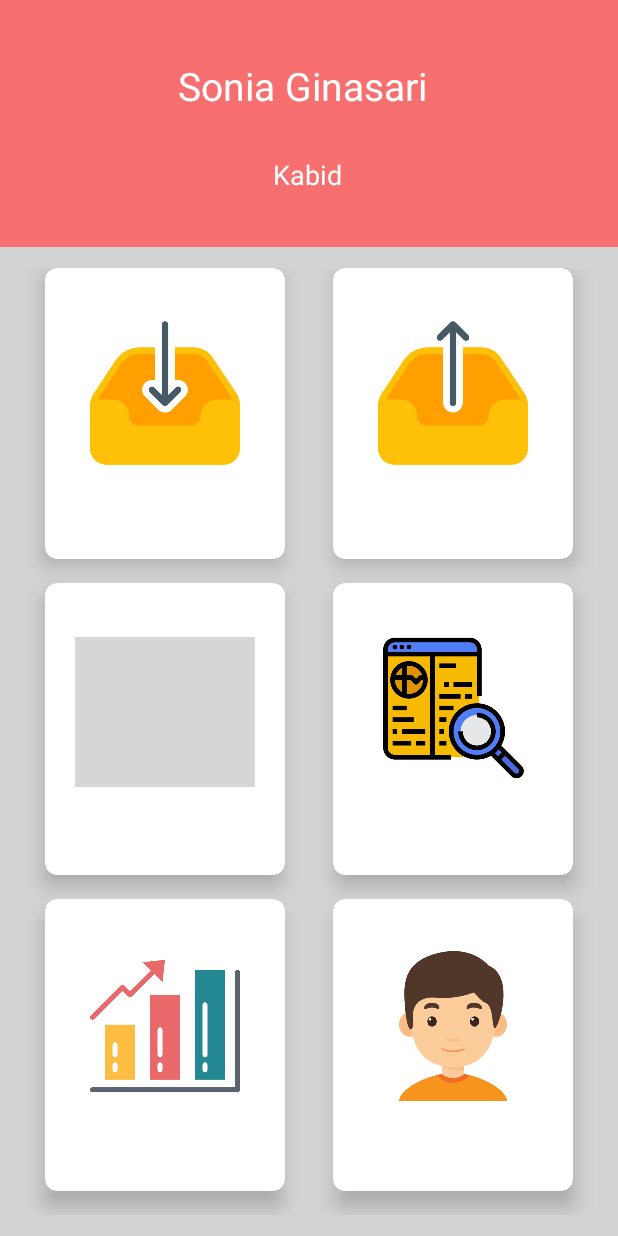
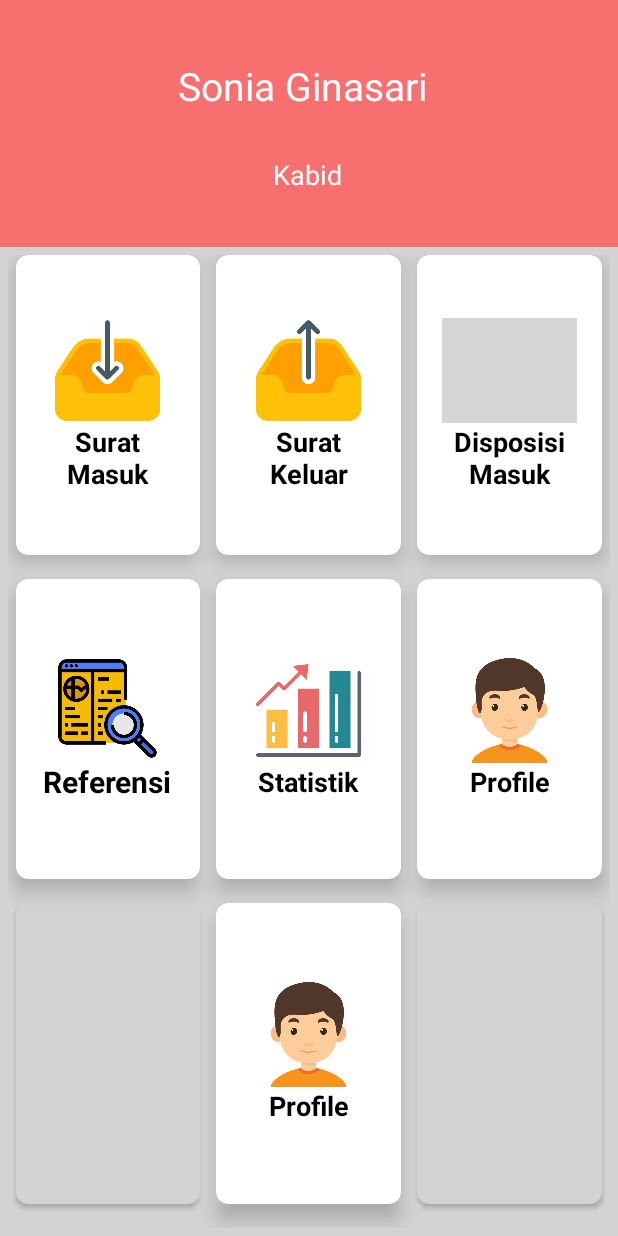
Before and after one commit to merilianacandra/kp_polda, an Android app: the MainActivity screen opened directly, with no data from a screen before it, on a phone screen of 412 x 824 dp. Run offline under Robolectric (Android 15) with nearby library versions, the phone set to English and light mode, and no system bars; grey boxes are pictures that could not be loaded.

Commit message:
Merge branch 'master' of https://github.com/merilianacandra/kp_polda
# Conflicts:
#	app/build.gradle

```diff
--- a/app/build.gradle
+++ b/app/build.gradle
@@ -29,5 +29,6 @@ dependencies {
     implementation 'de.hdodenhof:circleimageview:2.2.0'
     implementation 'com.mikhaellopez:circularimageview:3.2.0'
     implementation 'androidx.cardview:cardview:1.0.0'
+    implementation 'com.android.volley:volley:1.1.1'
 
 }
--- a/app/src/main/res/layout/activity_main.xml
+++ b/app/src/main/res/layout/activity_main.xml
@@ -45,13 +45,13 @@
     <GridLayout
         android:id="@+id/mainGrid"
         android:rowCount="3"
-        android:columnCount="2"
+        android:columnCount="3"
         android:alignmentMode="alignMargins"
         android:columnOrderPreserved="false"
         android:layout_weight="8"
         android:layout_width="match_parent"
         android:layout_height="0dp"
-        android:padding="14dp">
+        android:padding="5dp">
 
         <!-- ROW 1  -->
         <!-- COLUMN 1  -->
@@ -64,8 +64,8 @@
             android:layout_columnWeight="1"
             android:layout_marginBottom="16dp"
             android:layout_rowWeight="1"
-            android:layout_marginLeft="16dp"
-            android:layout_marginRight="16dp"
+            android:layout_marginLeft="5dp"
+            android:layout_marginRight="5dp"
             app:cardElevation="8dp"
             app:cardCornerRadius="8dp">
 
@@ -79,16 +79,16 @@
                 <ImageView
                     android:src="@drawable/inbox"
                     android:layout_gravity="center_horizontal"
-                    android:layout_width="120dp"
-                    android:layout_height="100dp" />
+                    android:layout_width="90dp"
+                    android:layout_height="70dp" />
 
                 <TextView
                     android:textAlignment="center"
                     android:text="Surat Masuk"
-                    android:textColor="#ffffff"
-                    android:textSize="20sp"
+                    android:textColor="@color/colorBlack"
+                    android:textSize="18sp"
                     android:textStyle="bold"
-                    android:layout_width="120dp"
+                    android:layout_width="90dp"
                     android:layout_height="wrap_content" />
 
             </LinearLayout>
@@ -103,8 +103,8 @@
             android:layout_columnWeight="1"
             android:layout_marginBottom="16dp"
             android:layout_rowWeight="1"
-            android:layout_marginLeft="16dp"
-            android:layout_marginRight="16dp"
+            android:layout_marginLeft="5dp"
+            android:layout_marginRight="5dp"
             app:cardElevation="8dp"
             app:cardCornerRadius="8dp">
 
@@ -118,16 +118,16 @@
                 <ImageView
                     android:src="@drawable/upload"
                     android:layout_gravity="center_horizontal"
-                    android:layout_width="120dp"
-                    android:layout_height="100dp" />
+                    android:layout_width="90dp"
+                    android:layout_height="70dp" />
 
                 <TextView
                     android:textAlignment="center"
                     android:text="Surat Keluar"
-                    android:textColor="#ffffff"
-                    android:textSize="20sp"
+                    android:textColor="@color/colorBlack"
+                    android:textSize="18sp"
                     android:textStyle="bold"
-                    android:layout_width="120dp"
+                    android:layout_width="90dp"
                     android:layout_height="wrap_content" />
 
             </LinearLayout>
@@ -145,8 +145,8 @@
             android:layout_columnWeight="1"
             android:layout_marginBottom="16dp"
             android:layout_rowWeight="1"
-            android:layout_marginLeft="16dp"
-            android:layout_marginRight="16dp"
+            android:layout_marginLeft="5dp"
+            android:layout_marginRight="5dp"
             app:cardElevation="8dp"
             app:cardCornerRadius="8dp">
 
@@ -160,16 +160,16 @@
                 <ImageView
                     android:src="@drawable/disposisimasuk"
                     android:layout_gravity="center_horizontal"
-                    android:layout_width="120dp"
-                    android:layout_height="100dp" />
+                    android:layout_width="90dp"
+                    android:layout_height="70dp" />
 
                 <TextView
-                    android:layout_width="120dp"
+                    android:layout_width="90dp"
                     android:layout_height="wrap_content"
                     android:text="Disposisi Masuk"
                     android:textAlignment="center"
-                    android:textColor="#ffffff"
-                    android:textSize="16sp"
+                    android:textColor="@color/colorBlack"
+                    android:textSize="18sp"
                     android:textStyle="bold" />
 
             </LinearLayout>
@@ -184,8 +184,8 @@
             android:layout_columnWeight="1"
             android:layout_marginBottom="16dp"
             android:layout_rowWeight="1"
-            android:layout_marginLeft="16dp"
-            android:layout_marginRight="16dp"
+            android:layout_marginLeft="5dp"
+            android:layout_marginRight="5dp"
             app:cardElevation="8dp"
             app:cardCornerRadius="8dp">
 
@@ -199,16 +199,16 @@
                 <ImageView
                     android:src="@drawable/reference"
                     android:layout_gravity="center_horizontal"
-                    android:layout_width="150dp"
-                    android:layout_height="100dp" />
+                    android:layout_width="90dp"
+                    android:layout_height="70dp" />
 
                 <TextView
                     android:textAlignment="center"
                     android:text="Referensi"
-                    android:textColor="#ffffff"
+                    android:textColor="@color/colorBlack"
                     android:textSize="20sp"
                     android:textStyle="bold"
-                    android:layout_width="120dp"
+                    android:layout_width="90dp"
                     android:layout_height="wrap_content" />
 
             </LinearLayout>
@@ -225,8 +225,8 @@
             android:layout_columnWeight="1"
             android:layout_marginBottom="16dp"
             android:layout_rowWeight="1"
-            android:layout_marginLeft="16dp"
-            android:layout_marginRight="16dp"
+            android:layout_marginLeft="5dp"
+            android:layout_marginRight="5dp"
             app:cardElevation="8dp"
             app:cardCornerRadius="8dp">
 
@@ -240,16 +240,16 @@
                 <ImageView
                     android:src="@drawable/graph"
                     android:layout_gravity="center_horizontal"
-                    android:layout_width="120dp"
-                    android:layout_height="100dp" />
+                    android:layout_width="90dp"
+                    android:layout_height="70dp" />
 
                 <TextView
                     android:textAlignment="center"
                     android:text="Statistik"
-                    android:textColor="#ffffff"
+                    android:textColor="@color/colorBlack"
                     android:textSize="18sp"
                     android:textStyle="bold"
-                    android:layout_width="120dp"
+                    android:layout_width="90dp"
                     android:layout_height="wrap_content" />
 
             </LinearLayout>
@@ -264,8 +264,8 @@
             android:layout_columnWeight="1"
             android:layout_marginBottom="16dp"
             android:layout_rowWeight="1"
-            android:layout_marginLeft="16dp"
-            android:layout_marginRight="16dp"
+            android:layout_marginLeft="5dp"
+            android:layout_marginRight="5dp"
             app:cardElevation="8dp"
             app:cardCornerRadius="8dp">
 
@@ -279,22 +279,89 @@
                 <ImageView
                     android:src="@drawable/man"
                     android:layout_gravity="center_horizontal"
-                    android:layout_width="120dp"
-                    android:layout_height="100dp" />
+                    android:layout_width="90dp"
+                    android:layout_height="70dp" />
 
                 <TextView
                     android:textAlignment="center"
                     android:text="Profile"
-                    android:textColor="#ffffff"
+                    android:textColor="@color/colorBlack"
                     android:textSize="18sp"
                     android:textStyle="bold"
-                    android:layout_width="120dp"
+                    android:layout_width="90dp"
                     android:layout_height="wrap_content" />
 
             </LinearLayout>
 
         </androidx.cardview.widget.CardView>
 
+        <androidx.cardview.widget.CardView
+            android:layout_width="0dp"
+            android:layout_height="0dp"
+            android:layout_columnWeight="1"
+            android:layout_marginBottom="16dp"
+            android:layout_rowWeight="1"
+            android:layout_marginLeft="5dp"
+            android:layout_marginRight="5dp"
+            app:cardBackgroundColor="#D3D3D3"
+            app:cardCornerRadius="8dp">
+
+
+        </androidx.cardview.widget.CardView>
+
+        <androidx.cardview.widget.CardView
+            android:layout_width="0dp"
+            android:layout_height="0dp"
+            android:layout_columnWeight="1"
+            android:layout_marginBottom="16dp"
+            android:layout_rowWeight="1"
+            android:layout_marginLeft="5dp"
+            android:layout_marginRight="5dp"
+            app:cardElevation="8dp"
+            app:cardCornerRadius="8dp">
+
+            <LinearLayout
+                android:layout_gravity="center_horizontal|center_vertical"
+                android:layout_margin="16dp"
+                android:orientation="vertical"
+                android:layout_width="wrap_content"
+                android:layout_height="wrap_content">
+
+                <ImageView
+                    android:src="@drawable/man"
+                    android:layout_gravity="center_horizontal"
+                    android:layout_width="90dp"
+                    android:layout_height="70dp" />
+
+                <TextView
+                    android:textAlignment="center"
+                    android:text="Profile"
+                    android:textColor="@color/colorBlack"
+                    android:textSize="18sp"
+                    android:textStyle="bold"
+                    android:layout_width="90dp"
+                    android:layout_height="wrap_content" />
+
+            </LinearLayout>
+
+        </androidx.cardview.widget.CardView>
+
+        <androidx.cardview.widget.CardView
+            android:layout_width="0dp"
+            android:layout_height="0dp"
+            android:layout_columnWeight="1"
+            android:layout_marginBottom="16dp"
+            android:layout_rowWeight="1"
+            android:layout_marginLeft="5dp"
+            android:layout_marginRight="5dp"
+            app:cardBackgroundColor="#D3D3D3"
+            app:cardCornerRadius="8dp">
+
+
+
+        </androidx.cardview.widget.CardView>
+
+
     </GridLayout>
 
 
```
